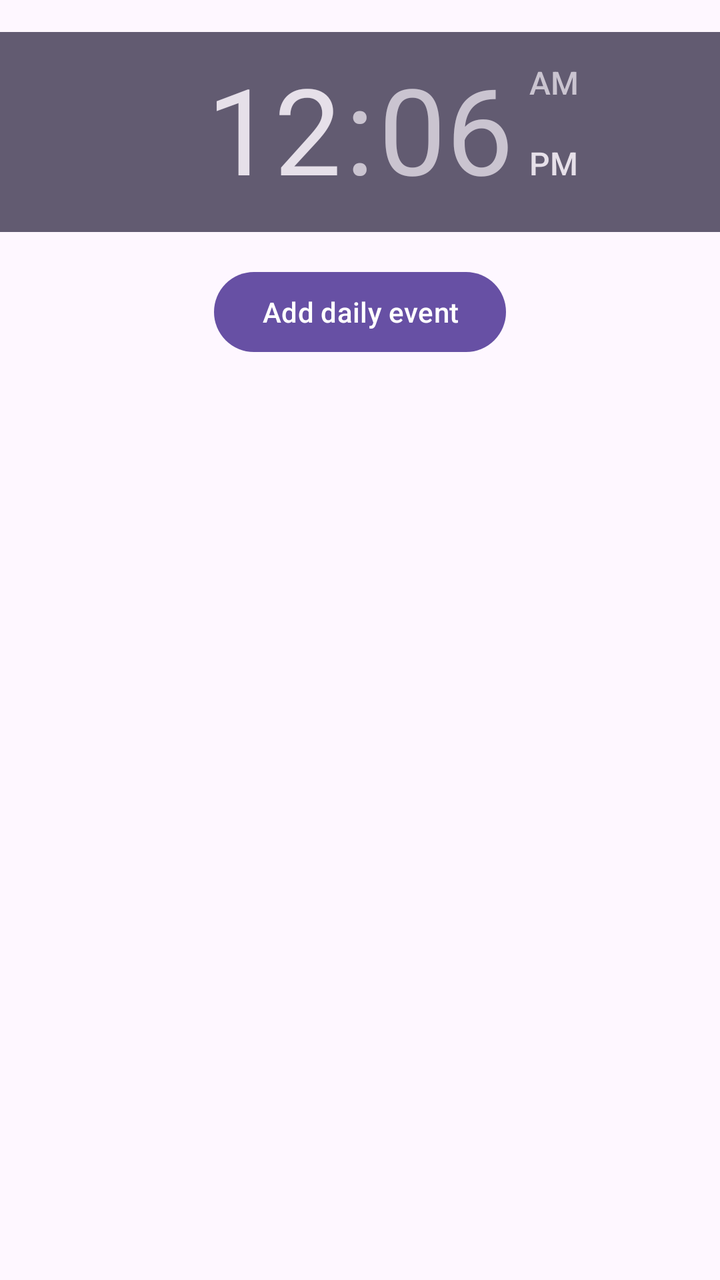
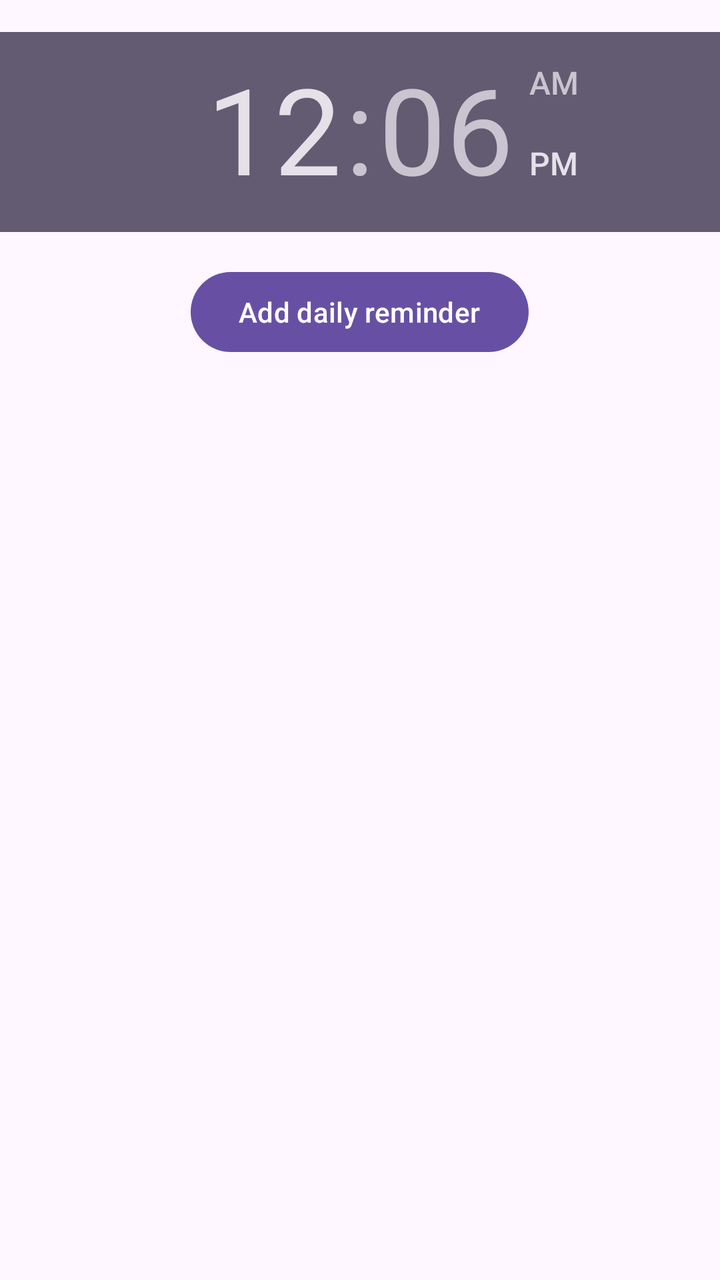

Compare the two renders of this Android layout. The source of the first and the diff that turns it into the second are given below.
<!-- AndroidManifest.xml: application theme Theme.DailyKind -->
<!-- res/layout/fragment_calendar.xml -->
<?xml version="1.0" encoding="utf-8"?>

<RelativeLayout xmlns:android="http://schemas.android.com/apk/res/android"
    xmlns:app="http://schemas.android.com/apk/res-auto"
    xmlns:tools="http://schemas.android.com/tools"
    android:layout_width="match_parent"
    android:layout_height="match_parent"
    tools:context=".CalendarFragment">

    <TimePicker
        android:id="@+id/timePicker"
        android:layout_width="match_parent"
        android:layout_height="100dp"
        android:layout_marginTop="16dp" />

    <Button
        android:id="@+id/buttonAddEvent"
        android:layout_width="wrap_content"
        android:layout_height="wrap_content"
        android:layout_below="@id/timePicker"
        android:layout_centerHorizontal="true"
        android:layout_marginTop="16dp"
        android:text="Add daily event" />

</RelativeLayout>
<!-- resources referenced by this layout -->
<resources>
  <style name="Theme.DailyKind" parent="Base.Theme.DailyKind" />
  <style name="Base.Theme.DailyKind" parent="Theme.Material3.DayNight.NoActionBar">
          
          
      </style>
</resources>

<!-- the commit's change to res/layout/fragment_calendar.xml (unified diff, before → after) -->
@@ -20,6 +20,6 @@
         android:layout_below="@id/timePicker"
         android:layout_centerHorizontal="true"
         android:layout_marginTop="16dp"
-        android:text="Add daily event" />
+        android:text="Add daily reminder" />
 
 </RelativeLayout>
